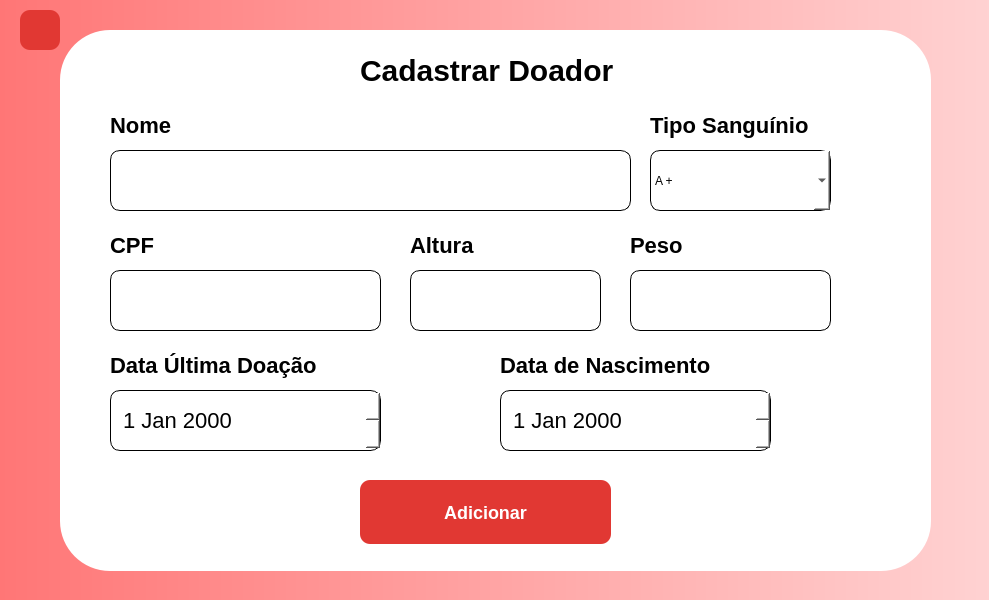
This is src/Graphics/Add/AddDoador/cadastrardoador.ui in INF112-Programacao2/20222-team-1 as Qt 5 draws it before an edit. The edited form follows.
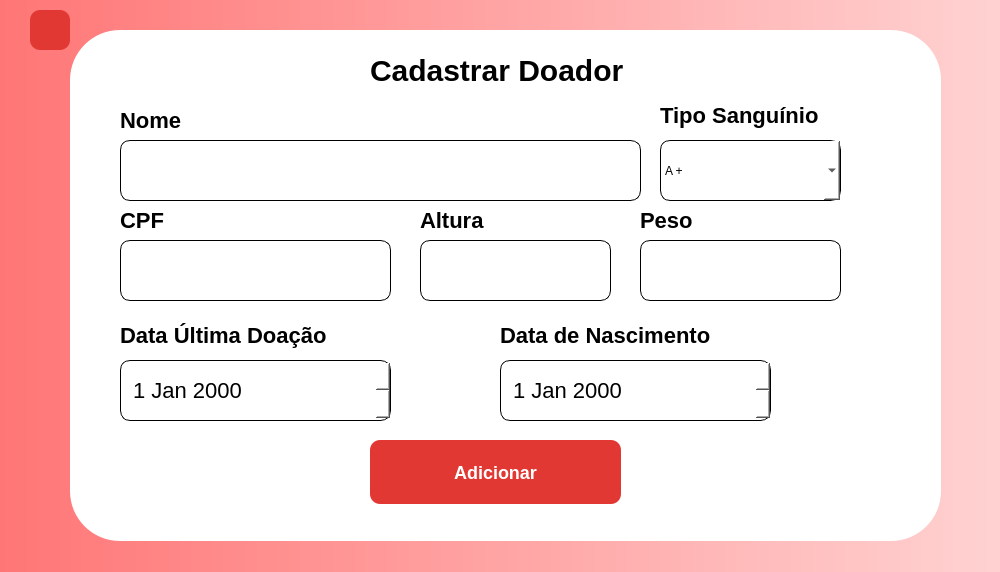
This is the edited form. Icons and pictures are not drawn.

Patch:
```diff
--- a/src/Graphics/Add/AddDoador/cadastrardoador.ui
+++ b/src/Graphics/Add/AddDoador/cadastrardoador.ui
@@ -6,8 +6,8 @@
    <rect>
     <x>0</x>
     <y>0</y>
-    <width>989</width>
-    <height>600</height>
+    <width>1000</width>
+    <height>572</height>
    </rect>
   </property>
   <property name="windowTitle">
@@ -23,10 +23,10 @@
    <widget class="QFrame" name="frCadastroDoador">
     <property name="geometry">
      <rect>
-      <x>60</x>
+      <x>70</x>
       <y>30</y>
       <width>871</width>
-      <height>541</height>
+      <height>511</height>
      </rect>
     </property>
     <property name="styleSheet">
@@ -71,7 +71,7 @@
      <property name="geometry">
       <rect>
        <x>300</x>
-       <y>450</y>
+       <y>410</y>
        <width>251</width>
        <height>64</height>
       </rect>
@@ -93,7 +93,7 @@
      <property name="geometry">
       <rect>
        <x>50</x>
-       <y>120</y>
+       <y>110</y>
        <width>521</width>
        <height>61</height>
       </rect>
@@ -111,8 +111,8 @@
       <rect>
        <x>50</x>
        <y>80</y>
-       <width>191</width>
-       <height>31</height>
+       <width>81</width>
+       <height>21</height>
       </rect>
      </property>
      <property name="styleSheet">
@@ -130,8 +130,8 @@
      <property name="geometry">
       <rect>
        <x>590</x>
-       <y>80</y>
-       <width>191</width>
+       <y>70</y>
+       <width>161</width>
        <height>31</height>
       </rect>
      </property>
@@ -151,7 +151,7 @@
      <property name="geometry">
       <rect>
        <x>590</x>
-       <y>120</y>
+       <y>110</y>
        <width>181</width>
        <height>61</height>
       </rect>
@@ -209,7 +209,7 @@
      <property name="geometry">
       <rect>
        <x>50</x>
-       <y>240</y>
+       <y>210</y>
        <width>271</width>
        <height>61</height>
       </rect>
@@ -226,9 +226,9 @@
      <property name="geometry">
       <rect>
        <x>50</x>
-       <y>200</y>
-       <width>191</width>
-       <height>31</height>
+       <y>180</y>
+       <width>51</width>
+       <height>21</height>
       </rect>
      </property>
      <property name="styleSheet">
@@ -245,8 +245,8 @@
     <widget class="QLabel" name="txtDataNascimento">
      <property name="geometry">
       <rect>
-       <x>440</x>
-       <y>320</y>
+       <x>430</x>
+       <y>290</y>
        <width>221</width>
        <height>31</height>
       </rect>
@@ -267,7 +267,7 @@
      <property name="geometry">
       <rect>
        <x>50</x>
-       <y>320</y>
+       <y>290</y>
        <width>221</width>
        <height>31</height>
       </rect>
@@ -287,7 +287,7 @@
      <property name="geometry">
       <rect>
        <x>350</x>
-       <y>240</y>
+       <y>210</y>
        <width>191</width>
        <height>61</height>
       </rect>
@@ -304,7 +304,7 @@
      <property name="geometry">
       <rect>
        <x>570</x>
-       <y>240</y>
+       <y>210</y>
        <width>201</width>
        <height>61</height>
       </rect>
@@ -321,9 +321,9 @@
      <property name="geometry">
       <rect>
        <x>350</x>
-       <y>200</y>
+       <y>180</y>
        <width>71</width>
-       <height>31</height>
+       <height>21</height>
       </rect>
      </property>
      <property name="styleSheet">
@@ -341,9 +341,9 @@
      <property name="geometry">
       <rect>
        <x>570</x>
-       <y>200</y>
-       <width>71</width>
-       <height>31</height>
+       <y>180</y>
+       <width>61</width>
+       <height>21</height>
       </rect>
      </property>
      <property name="styleSheet">
@@ -361,7 +361,7 @@
      <property name="geometry">
       <rect>
        <x>50</x>
-       <y>360</y>
+       <y>330</y>
        <width>271</width>
        <height>61</height>
       </rect>
@@ -377,8 +377,8 @@
     <widget class="QDateEdit" name="dateNascimento">
      <property name="geometry">
       <rect>
-       <x>440</x>
-       <y>360</y>
+       <x>430</x>
+       <y>330</y>
        <width>271</width>
        <height>61</height>
       </rect>
@@ -395,7 +395,7 @@
    <widget class="QPushButton" name="buttonReturn">
     <property name="geometry">
      <rect>
-      <x>20</x>
+      <x>30</x>
       <y>10</y>
       <width>40</width>
       <height>40</height>
```
